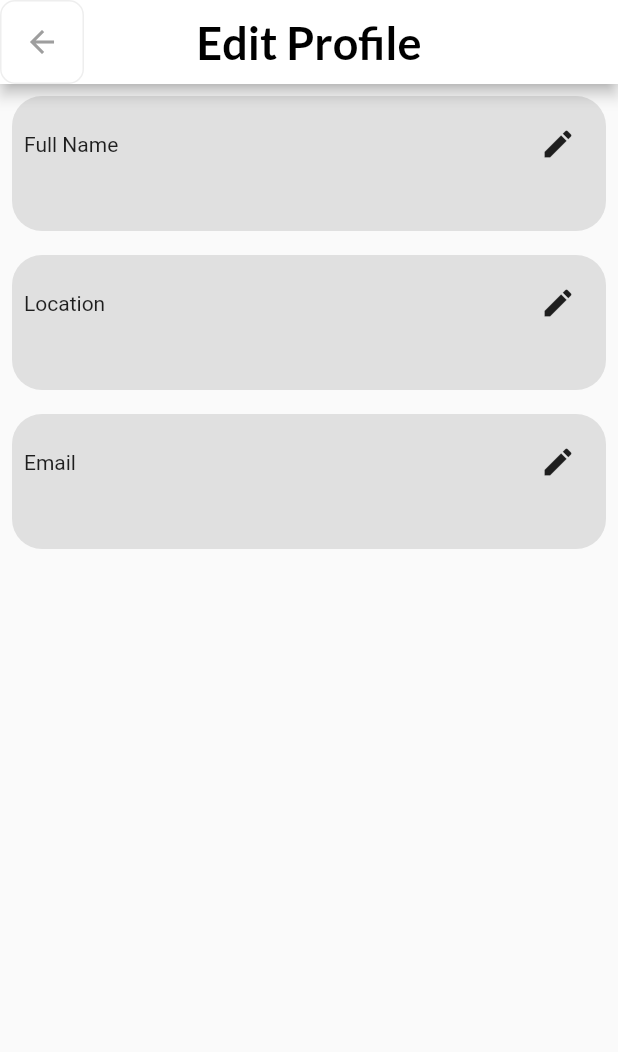
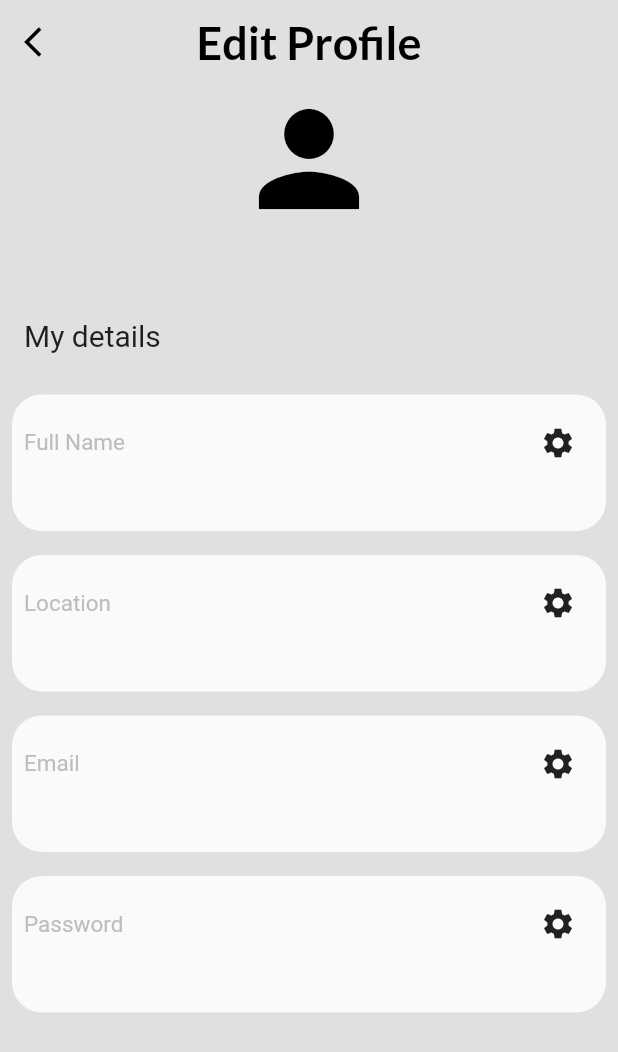
Before and after one commit to johnomeyo/campusMkt, a Flutter app: the EditProfilePage screen opened directly, on a phone screen of 412 x 824 dp. Shown: the top 1052 px of the screen. Run offline on Flutter 3.47's test engine with Material 2 defaults, Android fonts, the light colour scheme and no system bars; our stand-ins replace cloud_firestore, device_preview, firebase_auth, firebase_core, google_fonts, google_nav_bar; accounts and stored records are empty; network calls fail.

Commit message:
styled the edit profile page

```diff
--- a/lib/components/gamma_widgets.dart
+++ b/lib/components/gamma_widgets.dart
@@ -1,4 +1,5 @@
 import 'package:flutter/material.dart';
+import 'package:google_fonts/google_fonts.dart';
 
 // ignore: must_be_immutable
 class UserProfileWidgets extends StatelessWidget {
@@ -47,7 +48,11 @@ class UserProfileWidgets extends StatelessWidget {
 }
 
 class MyTextBox extends StatelessWidget {
-  const MyTextBox({super.key, required this.text, required this.sectionName,required this.onPressed});
+  const MyTextBox(
+      {super.key,
+      required this.text,
+      required this.sectionName,
+      required this.onPressed});
   final String text;
   final String sectionName;
   final VoidCallback? onPressed;
@@ -58,7 +63,7 @@ class MyTextBox extends StatelessWidget {
       child: Container(
         width: double.infinity,
         decoration: BoxDecoration(
-            color: Colors.grey.shade300,
+            color: Colors.grey.shade50,
             borderRadius: BorderRadius.circular(20)),
         child: Padding(
           padding: const EdgeInsets.all(8.0),
@@ -67,14 +72,23 @@ class MyTextBox extends StatelessWidget {
               Row(
                 mainAxisAlignment: MainAxisAlignment.spaceBetween,
                 children: [
-                  Text(sectionName),
-                  IconButton(onPressed: onPressed, icon: const Icon(Icons.edit))
+                  Text(sectionName,style: TextStyle(color: Colors.grey.shade400,fontSize: 15),),
+                  IconButton(
+                      onPressed: onPressed, icon: const Icon(Icons.settings))
                 ],
               ),
               const SizedBox(
                 height: 10,
               ),
-              Text(text)
+              Row(
+                children: [
+                  Text(text,
+                      textAlign: TextAlign.left,
+                      style: GoogleFonts.lato(
+                        textStyle: const TextStyle(fontWeight: FontWeight.bold),
+                      )),
+                ],
+              )
             ],
           ),
         ),
--- a/lib/pages/edit_profile_page.dart
+++ b/lib/pages/edit_profile_page.dart
@@ -1,4 +1,3 @@
-import 'package:campus_market_place/components/alpha_widgets.dart';
 import 'package:campus_market_place/components/gamma_widgets.dart';
 import 'package:cloud_firestore/cloud_firestore.dart';
 import 'package:firebase_auth/firebase_auth.dart';
@@ -24,7 +23,7 @@ class _EditProfilePageState extends State<EditProfilePage> {
         content: TextField(
           autofocus: true,
           decoration: InputDecoration(
-            hintText: "Edit new $field",
+            hintText: "Enter new $field",
           ),
           onChanged: (value) {
             newValue = value;
@@ -38,7 +37,6 @@ class _EditProfilePageState extends State<EditProfilePage> {
               onPressed: () => Navigator.of(context).pop(newValue),
               child: const Text("Save")),
         ],
-
       ),
     );
     //update the firestore if the user enters a new data
@@ -50,9 +48,16 @@ class _EditProfilePageState extends State<EditProfilePage> {
   @override
   Widget build(BuildContext context) {
     return Scaffold(
+        backgroundColor: Colors.grey[300],
         appBar: AppBar(
-          backgroundColor: Colors.white,
-          leading: const MyBackButton(),
+          elevation: 0,
+          backgroundColor: Colors.grey[300],
+          leading: IconButton(
+              onPressed: () => Navigator.pop(context),
+              icon: const Icon(
+                Icons.arrow_back_ios,
+                color: Colors.black,
+              )),
           centerTitle: true,
           title: Text("Edit Profile",
               style: GoogleFonts.lato(
@@ -73,6 +78,32 @@ class _EditProfilePageState extends State<EditProfilePage> {
               return SingleChildScrollView(
                 child: Column(
                   children: [
+                    const Icon(
+                      Icons.person,
+                      size: 100,
+                      color: Colors.black,
+                    ),
+                    const SizedBox(
+                      height: 20,
+                    ),
+                    Text(currentUser.email!),
+                    const SizedBox(
+                      height: 20,
+                    ),
+                    const Padding(
+                      padding: EdgeInsets.symmetric(horizontal: 16),
+                      child: Row(
+                        children: [
+                          Text(
+                            "My details",
+                            style: TextStyle(fontSize: 20),
+                          ),
+                        ],
+                      ),
+                    ),
+                    const SizedBox(
+                      height: 20,
+                    ),
                     MyTextBox(
                         text: userData['full name'],
                         sectionName: "Full Name",
@@ -85,6 +116,10 @@ class _EditProfilePageState extends State<EditProfilePage> {
                         text: userData['email'],
                         sectionName: "Email",
                         onPressed: () => editField("email")),
+                    MyTextBox(
+                        text: userData['password'],
+                        sectionName: "Password",
+                        onPressed: () => editField("password")),
                   ],
                 ),
               );
```
Also changed, not shown: lib/tabs/profile.dart (+7 -1 lines).
